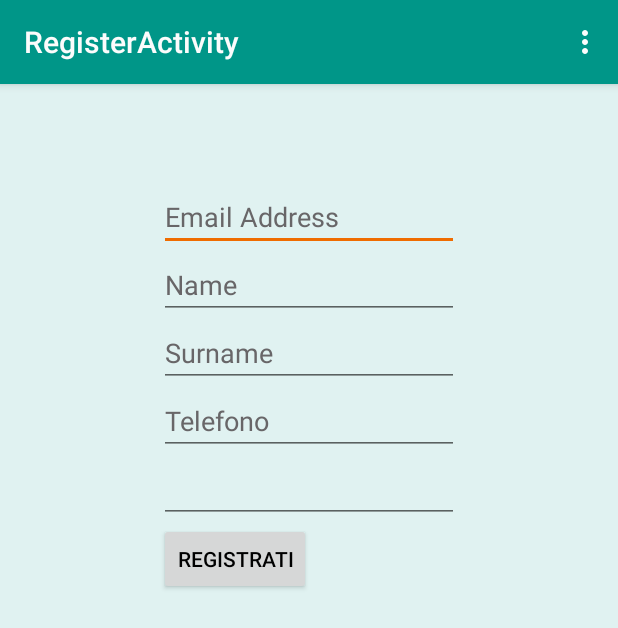
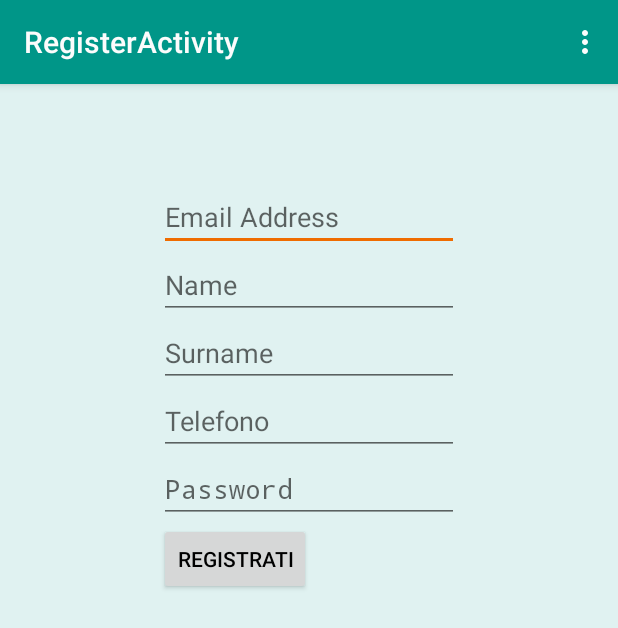
Before and after one commit to AlessandroCurreli/AgenziaIsPjdm, an Android app: the RegisterActivity screen opened directly, with no data from a screen before it, on a phone screen of 412 x 824 dp. Shown: the top 628 px of the screen. Run offline under Robolectric (Android 15) with nearby library versions, the phone set to English and light mode, and no system bars.

Commit message:
correzione della visualizzazione dei textbox con l'hint anziche il riempimento del textbox

```diff
--- a/app/src/main/res/layout/activity_register.xml
+++ b/app/src/main/res/layout/activity_register.xml
@@ -2,93 +2,93 @@
     xmlns:tools="http://schemas.android.com/tools"
     android:layout_width="match_parent"
     android:layout_height="match_parent"
+    android:paddingBottom="@dimen/activity_vertical_margin"
     android:paddingLeft="@dimen/activity_horizontal_margin"
     android:paddingRight="@dimen/activity_horizontal_margin"
     android:paddingTop="@dimen/activity_vertical_margin"
-    android:paddingBottom="@dimen/activity_vertical_margin"
     tools:context="com.curdrome.agenziaispjdm.login.RegisterActivity">
 
 
     <TextView
+        android:id="@+id/tv_warnings"
         android:layout_width="wrap_content"
         android:layout_height="wrap_content"
-        android:textAppearance="?android:attr/textAppearanceMedium"
+        android:layout_above="@+id/email_text"
+        android:layout_alignStart="@+id/email_text"
+        android:layout_alignTop="@+id/email_text"
+        android:layout_marginTop="0dp"
         android:text="Medium Text"
-        android:id="@+id/tv_warnings"
-        android:layout_alignStart="@+id/email_text"
-        android:layout_above="@+id/email_text"
-        android:layout_alignTop="@+id/email_text"
-        android:layout_marginTop="0dp" />
+        android:textAppearance="?android:attr/textAppearanceMedium" />
 
     <EditText
+        android:id="@+id/email_text"
         android:layout_width="200dp"
         android:layout_height="wrap_content"
+        android:layout_alignParentTop="true"
+        android:layout_centerHorizontal="true"
         android:layout_gravity="top|center_horizontal"
+        android:layout_marginTop="50dp"
+        android:ems="10"
+        android:hint="Email Address"
         android:inputType="textEmailAddress"
-        android:ems="10"
-        android:id="@+id/email_text"
-        android:text="Email Address"
-        android:textColor="#ff686668"
-        android:layout_marginTop="50dp"
-        android:layout_alignParentTop="true"
-        android:layout_centerHorizontal="true" />
+        android:textColor="#ff686668" />
 
     <EditText
+        android:id="@+id/name_text"
         android:layout_width="200dp"
         android:layout_height="wrap_content"
+        android:layout_alignEnd="@+id/email_text"
+        android:layout_alignStart="@+id/email_text"
+        android:layout_below="@+id/email_text"
+        android:ems="10"
+        android:hint="Name"
         android:inputType="textPersonName"
-        android:text="Name"
-        android:textColor="#ff686668"
-        android:ems="10"
-        android:id="@+id/name_text"
-        android:layout_below="@+id/email_text"
-        android:layout_alignStart="@+id/email_text"
-        android:layout_alignEnd="@+id/email_text"/>
+        android:textColor="#ff686668" />
 
     <EditText
+        android:id="@+id/surname_text"
         android:layout_width="200dp"
         android:layout_height="wrap_content"
+        android:layout_alignEnd="@+id/email_text"
+        android:layout_alignStart="@+id/email_text"
+        android:layout_below="@+id/name_text"
+        android:ems="10"
+        android:hint="Surname"
         android:inputType="textPersonName"
-        android:text="Surname"
-        android:textColor="#ff686668"
-        android:ems="10"
-        android:id="@+id/surname_text"
-        android:layout_below="@+id/name_text"
-        android:layout_alignStart="@+id/email_text"
-        android:layout_alignEnd="@+id/email_text"/>
+        android:textColor="#ff686668" />
 
     <EditText
+        android:id="@+id/phone_text"
         android:layout_width="200dp"
         android:layout_height="wrap_content"
+        android:layout_alignEnd="@+id/email_text"
+        android:layout_alignStart="@+id/email_text"
+        android:layout_below="@+id/surname_text"
+        android:ems="10"
+        android:hint="Telefono"
         android:inputType="phone"
-        android:ems="10"
-        android:id="@+id/phone_text"
-        android:text="Telefono"
-        android:textColor="#ff686668"
-        android:layout_below="@+id/surname_text"
-        android:layout_alignStart="@+id/email_text"
-        android:layout_alignEnd="@+id/email_text" />
+        android:textColor="#ff686668" />
 
     <EditText
+        android:id="@+id/password_text"
         android:layout_width="200dp"
         android:layout_height="wrap_content"
+        android:layout_alignEnd="@+id/email_text"
+        android:layout_alignStart="@+id/email_text"
+        android:layout_below="@+id/phone_text"
+        android:layout_centerHorizontal="true"
+        android:ems="10"
+        android:hint="Password"
         android:inputType="textPassword"
-        android:text=""
-        android:textColor="#ff686668"
-        android:ems="10"
-        android:id="@+id/password_text"
-        android:layout_below="@+id/phone_text"
-        android:layout_alignStart="@+id/email_text"
-        android:layout_alignEnd="@+id/email_text"
-        android:layout_centerHorizontal="true" />
+        android:textColor="#ff686668" />
 
     <Button
+        android:id="@+id/register_button"
         android:layout_width="wrap_content"
         android:layout_height="wrap_content"
+        android:layout_alignStart="@+id/password_text"
+        android:layout_below="@+id/password_text"
         android:text="Registrati"
-        android:textColor="#000000"
-        android:id="@+id/register_button"
-        android:layout_below="@+id/password_text"
-        android:layout_alignStart="@+id/password_text" />
+        android:textColor="#000000" />
 
 </RelativeLayout>
--- a/app/src/main/res/layout/fragment_login.xml
+++ b/app/src/main/res/layout/fragment_login.xml
@@ -5,56 +5,57 @@
 
     <!-- TODO: Update blank fragment layout -->
     <TextView
+        android:id="@+id/tv_warnings"
         android:layout_width="wrap_content"
         android:layout_height="wrap_content"
+        android:layout_alignParentTop="true"
+        android:layout_marginLeft="100dp"
+        android:layout_marginTop="50dp"
+        android:text="@string/tv_warnings"
         android:textAppearance="?android:attr/textAppearanceSmall"
-        android:text="@string/tv_warnings"
-        android:id="@+id/tv_warnings"
-        android:textColor="#D50000"
-        android:layout_alignParentTop="true"
-        android:layout_marginTop="50dp"
-        android:layout_marginLeft="100dp" />
+        android:textColor="#D50000" />
 
     <EditText
+        android:id="@+id/email_text"
         android:layout_width="200dp"
         android:layout_height="wrap_content"
+        android:layout_gravity="top|center_horizontal"
         android:layout_marginTop="100dp"
-        android:layout_gravity="top|center_horizontal"
+        android:ems="10"
+        android:hint="E-mail"
         android:inputType="textEmailAddress"
-        android:ems="10"
-        android:id="@+id/email_text"
-        android:text="email"
         android:textColor="#ff686668" />
     <!--android:layout_marginTop="100dp"
         android:layout_gravity="top|center_horizontal"
     -->
 
     <EditText
+        android:id="@+id/pwd_text"
         android:layout_width="200dp"
         android:layout_height="wrap_content"
-        android:inputType="textPassword"
-        android:ems="10"
-        android:id="@+id/pwd_text"
+        android:layout_below="@+id/email_text"
+        android:layout_centerHorizontal="true"
+        android:layout_gravity="top|center_horizontal"
         android:layout_marginTop="135dp"
 
-        android:textColor="#ff686668"
-        android:layout_below="@+id/email_text"
+        android:ems="10"
+        android:hint="Password"
 
-        android:layout_gravity="top|center_horizontal"
-        android:layout_centerHorizontal="true" />
+        android:inputType="textPassword"
+        android:textColor="#ff686668" />
     <!--android:layout_marginTop="175dp"
         android:layout_gravity="center_horizontal"
      />-->
 
     <Button
+        android:id="@+id/button_login"
         android:layout_width="200dp"
         android:layout_height="wrap_content"
+        android:layout_below="@+id/pwd_text"
+        android:layout_gravity="top|center_horizontal"
+        android:layout_marginTop="170dp"
         android:text="@string/login_button"
-        android:id="@+id/button_login"
-        android:textColor="#000000"
-        android:layout_marginTop="170dp"
-        android:layout_below="@+id/pwd_text"
-        android:layout_gravity="top|center_horizontal"/>
+        android:textColor="#000000" />
 
         <!-- android:layout_gravity="center" -->
 
```
